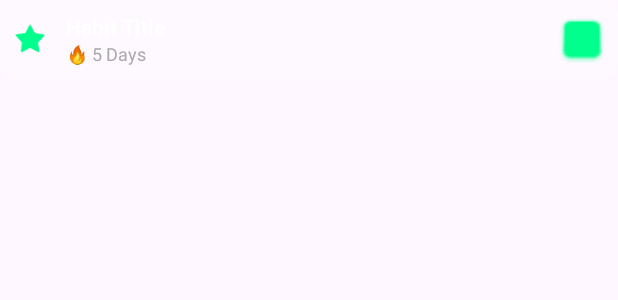
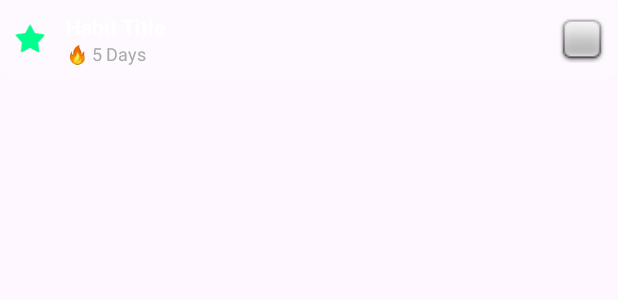
Before and after one commit to Zubair-cloud/Istiqamat, an Android app: the layout widget_item.xml on its own in the app's theme, with its tools: preview values and no code run, on a phone screen of 412 x 824 dp. Shown: the top 300 px of the screen. Run offline under Robolectric (Android 15) with nearby library versions, the phone set to English and light mode, and no system bars.

Commit message:
fix: Widget checkbox visibility

```diff
--- a/app/src/main/java/com/jubbu/istiqamat/WidgetService.kt
+++ b/app/src/main/java/com/jubbu/istiqamat/WidgetService.kt
@@ -94,10 +94,14 @@ class WidgetFactory(private val context: Context) : RemoteViewsService.RemoteVie
 
             if (item.isCompleted) {
                 views.setImageViewResource(R.id.widget_item_check, android.R.drawable.checkbox_on_background)
+                // White tint for visibility on dark background when checked
+                views.setInt(R.id.widget_item_check, "setColorFilter", 0xFFFFFFFF.toInt())
                 views.setInt(R.id.widget_item_title, "setPaintFlags", android.graphics.Paint.STRIKE_THRU_TEXT_FLAG or android.graphics.Paint.ANTI_ALIAS_FLAG)
                 views.setTextColor(R.id.widget_item_title, 0xFFAAAAAA.toInt())
             } else {
                 views.setImageViewResource(R.id.widget_item_check, android.R.drawable.checkbox_off_background)
+                // Neon Green tint for unchecked
+                views.setInt(R.id.widget_item_check, "setColorFilter", 0xFF00FF8C.toInt())
                 views.setInt(R.id.widget_item_title, "setPaintFlags", android.graphics.Paint.ANTI_ALIAS_FLAG)
                 views.setTextColor(R.id.widget_item_title, 0xFFFFFFFF.toInt())
             }
--- a/app/src/main/res/layout/widget_item.xml
+++ b/app/src/main/res/layout/widget_item.xml
@@ -45,7 +45,6 @@
         android:layout_width="32dp"
         android:layout_height="32dp"
         android:src="@android:drawable/checkbox_off_background"
-        android:tint="#00FF8C"
         android:contentDescription="Check" />
 
 </LinearLayout>
```
